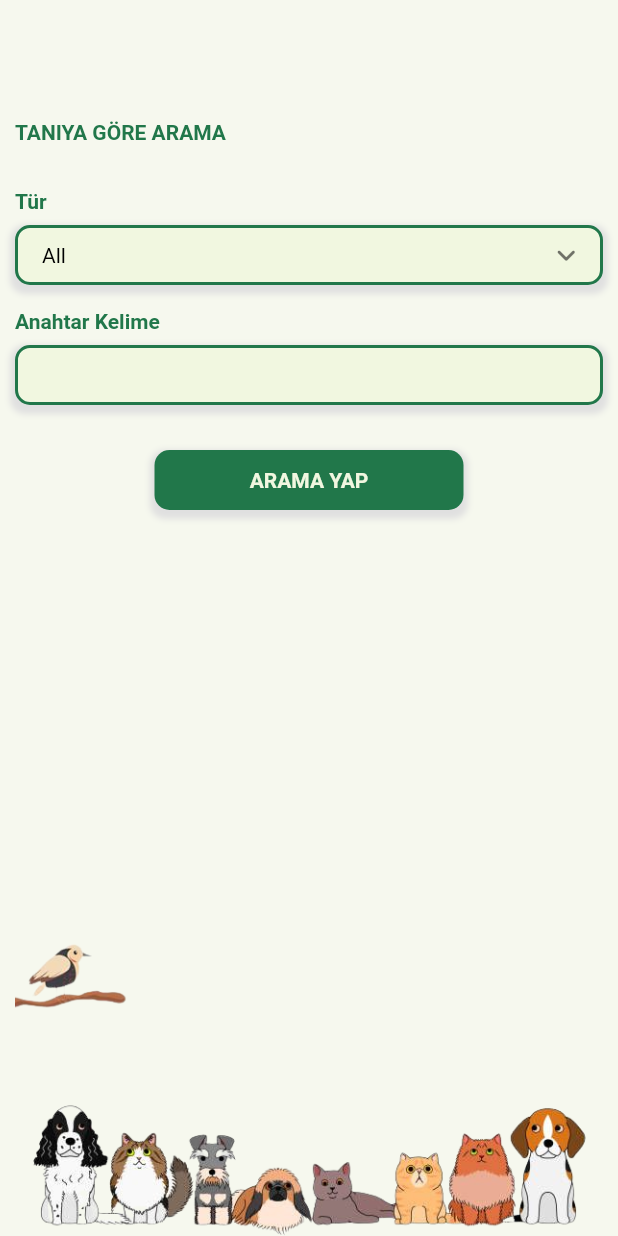
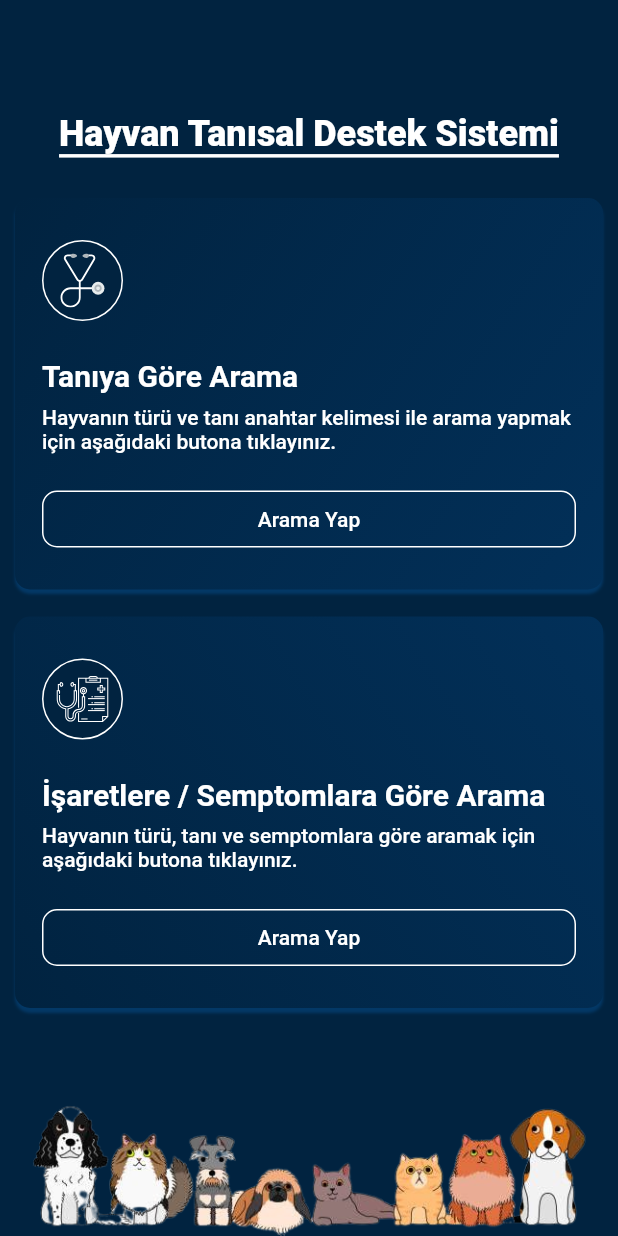
Before and after one commit to tgcegkceoglu/Hayvan-Tanisal-Destek-Sistemi-Flutter, a Flutter app: the screen it shows after launch, on a phone screen of 412 x 824 dp. Run offline on Flutter 3.47's test engine with Material 2 defaults, Android fonts, the phone set to English and light mode, and no system bars; drawn by our look-alikes of dropdown_button2; our stand-ins replace flutter_bloc, flutter_svg.

Commit message:
homepage added

```diff
--- /dev/null
+++ b/lib/homepage.dart
@@ -0,0 +1,141 @@
+import 'package:flutter/material.dart';
+import 'package:flutter/src/widgets/container.dart';
+import 'package:flutter/src/widgets/framework.dart';
+import 'package:flutter_svg/flutter_svg.dart';
+
+class HomePage extends StatelessWidget {
+  const HomePage({super.key});
+  @override
+  Widget build(BuildContext context) {
+    return Scaffold(
+      backgroundColor: Color(0xFF012340),
+      body: Padding(
+        padding: const EdgeInsets.only(right: 10,left: 10,top: 80),
+        child:
+            Column(
+              mainAxisAlignment: MainAxisAlignment.end,
+              children: [
+                Align(
+                  child: Text("Hayvan Tanısal Destek Sistemi",
+                  style: TextStyle(
+                    fontWeight: FontWeight.w900,
+                    fontSize: 24,
+                    color:Colors.transparent,
+                    decoration: TextDecoration.underline,
+                    decorationThickness: 2,
+                    decorationColor:Colors.white,
+                    shadows: [
+                      Shadow(
+                          color:Colors.white,
+                          offset: Offset(0, -5))
+                    ],
+
+                    ),)),
+                SizedBox(height: 24,),
+                Container(
+                  padding: EdgeInsets.symmetric(horizontal: 18,vertical: 28),
+                  decoration: BoxDecoration(
+                    gradient:LinearGradient(
+                    colors: [ Color(0xFF012340),Color(0xFF023059)],
+                    begin: Alignment.topLeft,
+                    end: Alignment.bottomRight,),
+                    boxShadow: [
+                         BoxShadow(
+                          color: Color.fromARGB(255, 3, 56, 102),
+                          spreadRadius: 0,
+                          blurRadius: 1,
+                          offset: Offset(0, 3), // changes position of shadow
+                        ),
+                      ],
+                    borderRadius: BorderRadius.circular(10)
+                  ),
+                  child:Column(
+                    mainAxisAlignment: MainAxisAlignment.start,
+                    crossAxisAlignment: CrossAxisAlignment.start,
+                    children: [
+                      Container(
+                      padding: EdgeInsets.all(8),
+                      decoration: BoxDecoration(
+                        color:Color(0xFF012340) ,
+                        borderRadius: BorderRadius.circular(34),
+
+                        border: Border.all(width: 1,color: Colors.white)
+                      ),
+                      child: SvgPicture.asset('assets/images/diagnosis.svg',height: 36, width:36,fit: BoxFit.cover)),
+                      SizedBox(height: 25,),
+                      Text("Tanıya Göre Arama",style: TextStyle(color: Colors.white,fontWeight: FontWeight.bold,fontSize: 20),),
+                      SizedBox(height: 8,),
+                      Text("Hayvanın türü ve tanı anahtar kelimesi ile arama yapmak için aşağıdaki butona tıklayınız.",style: TextStyle(color: Colors.white,fontSize: 14,fontWeight: FontWeight.w500),),
+                      SizedBox(height: 25,),
+                      Container(
+                        width: MediaQuery.of(context).size.width,
+                        padding: EdgeInsets.symmetric(horizontal: 16,vertical: 10),
+                        decoration: BoxDecoration(
+                          border: Border.all(width: 1,color: Colors.white),
+                          borderRadius: BorderRadius.circular(10)
+                        ),
+                        child: Center(child: Text("Arama Yap",style: TextStyle(color: Colors.white,fontWeight: FontWeight.w500),)),
+                      ),
+                    ],
+                  ) ,
+                ),
+                SizedBox(height: 18,),
+                _container(context, "signslist.svg", "İşaretlere / Semptomlara Göre Arama", "Hayvanın türü, tanı ve semptomlara göre aramak için aşağıdaki butona tıklayınız."),
+                Spacer(),
+                Image.asset("assets/images/animal2.png")
+          ],
+        ),
+      ),
+    );
+  }
+}
+
+_container(BuildContext context,String iconName, String header,String description){
+  return Container(
+    padding: EdgeInsets.symmetric(horizontal: 18,vertical: 28),
+    decoration: BoxDecoration(
+      gradient:LinearGradient(
+      colors: [Color(0xFF023059),Color(0xFF012340)],
+      begin: Alignment.topRight,
+      end: Alignment.bottomLeft,),
+      boxShadow: [
+            BoxShadow(
+            color: Color.fromARGB(255, 3, 56, 102),
+            spreadRadius: 0,
+            blurRadius: 1,
+            offset: Offset(0, 3), // changes position of shadow
+          ),
+        ],
+      borderRadius: BorderRadius.circular(10)
+    ),
+    child:Column(
+      mainAxisAlignment: MainAxisAlignment.start,
+      crossAxisAlignment: CrossAxisAlignment.start,
+      children: [
+        Container(
+        padding: EdgeInsets.all(8),
+        decoration: BoxDecoration(
+          color:Color(0xFF012340) ,
+          borderRadius: BorderRadius.circular(34),
+          border: Border.all(width: 1,color: Colors.white)
+        ),
+        child: SvgPicture.asset('assets/images/$iconName',height: 36, width:36,fit: BoxFit.cover)),
+        SizedBox(height: 25,),
+        Text(header,style: TextStyle(color: Colors.white,fontWeight: FontWeight.bold,fontSize: 20),),
+        SizedBox(height: 8,),
+        Text(description,style: TextStyle(color: Colors.white,fontSize: 14,fontWeight: FontWeight.w500),),
+        SizedBox(height: 25,),
+        Container(
+          width: MediaQuery.of(context).size.width,
+          padding: EdgeInsets.symmetric(horizontal: 16,vertical: 10),
+          decoration: BoxDecoration(
+            border: Border.all(width: 1,color: Colors.white),
+            borderRadius: BorderRadius.circular(10),
+
+          ),
+          child: Center(child: Text("Arama Yap",style: TextStyle(color: Colors.white,fontWeight: FontWeight.w500),)),
+        ),
+      ],
+    ) ,
+  );
+}
--- a/lib/main.dart
+++ b/lib/main.dart
@@ -1,4 +1,5 @@
 import 'package:consultant/cubit/DiagnosisCubit.dart';
+import 'package:consultant/homepage.dart';
 import 'package:consultant/searchDiagnosis.dart';
 import 'package:flutter/material.dart';
 import 'package:flutter_bloc/flutter_bloc.dart';
@@ -23,11 +24,10 @@ class MyApp extends StatelessWidget {
           labelLarge: TextStyle(fontWeight: FontWeight.bold, color: Color(0xFF21774A)),
           headlineLarge: TextStyle(fontSize: 14, fontWeight: FontWeight.bold, color: Color(0xFFF1F7E0))
           ),
-          primarySwatch: Colors.blue,
         ),
         initialRoute: '/',
         routes: {
-          '/': (context) => const SearchDiagnosis(),
+          '/': (context) => const HomePage(),
           '/searchDiagnosis': (context) => const SearchDiagnosis(),
         },
       ),
--- a/lib/searchDiagnosisList.dart
+++ b/lib/searchDiagnosisList.dart
@@ -21,7 +21,7 @@ class SearchDiagnosisList extends StatefulWidget {
 class _SearchDiagnosisListState extends State<SearchDiagnosisList> {
 
   late CancelableOperation<void> cancellableOperation;
-  final _delayTime = Duration(milliseconds: 400);
+  final _delayTime = Duration(milliseconds: 700);
   TextEditingController controller =TextEditingController();
 
   List searchList=[];
@@ -71,7 +71,7 @@ class _SearchDiagnosisListState extends State<SearchDiagnosisList> {
           padding: EdgeInsets.symmetric(horizontal: 10),
           onPressed: (){
             Navigator.pushNamed(context, "/searchDiagnosis");
-          }, icon:Icon(Icons.arrow_back_ios,size: 20,color:Color(0xFF21774A),)),
+          }, icon:Icon(Icons.arrow_back_ios,size: 20)),
         backgroundColor: Colors.transparent,
         elevation: 0,
         ),
@@ -83,8 +83,6 @@ class _SearchDiagnosisListState extends State<SearchDiagnosisList> {
               Text("ARAMA SONUÇLARI",style: Theme.of(context).textTheme.labelLarge),
               SizedBox(height: 20,),
               TextFieldWidget(
-                onkey: true,
-                onChangedbool: true,
                 onChanged: _onItemChanged,
                 controller: controller,
                 hinttext: "Arama Yap", icon:SvgPicture.asset('assets/images/search.svg')),
--- a/lib/widget/textfield/textfield.dart
+++ b/lib/widget/textfield/textfield.dart
@@ -3,12 +3,10 @@ import 'package:flutter/services.dart';
 
 class TextFieldWidget extends StatefulWidget {
   String? hinttext;
-  bool? onkey;
-  bool? onChangedbool;
   var icon;
   var onChanged;
   TextEditingController controller;
-  TextFieldWidget({required this.controller, this.onChangedbool,this.hinttext, this.icon, this.onChanged,this.onkey});
+  TextFieldWidget({required this.controller, this.hinttext, this.icon, this.onChanged});
 
   @override
   State<TextFieldWidget> createState() => _TextFieldWidgetState();
@@ -18,21 +16,6 @@ class _TextFieldWidgetState extends State<TextFieldWidget> {
   bool? backSpace;
   @override
   Widget build(BuildContext context) {
-    return widget.onkey == true ? RawKeyboardListener(
-      autofocus: true,
-      focusNode: FocusNode(),
-      onKey: (event){
-        if(event.isKeyPressed(LogicalKeyboardKey.backspace)==false){
-          setState(() {
-            backSpace=false;
-          });
-        }
-      },
-      child: container()
-    ) : container() ;
-  }
-
-container(){
     return Column(
       children: [
         Container(
@@ -61,7 +44,7 @@ container(){
             style: TextStyle(
               color: Colors.black,
             ),
-          onChanged: widget.onChangedbool == false ? null : backSpace==false || backSpace==null ? widget.onChanged :null,
+            onChanged: widget.onChanged,
             decoration: InputDecoration(
               contentPadding: EdgeInsets.only(bottom: 10),
               fillColor: Colors.white,
```
Also changed, not shown: assets/images/anima1l.jpg (added), assets/images/animal.png, assets/images/animal2.png (added), assets/images/diagnosis.svg (added), assets/images/haytek.png (added), assets/images/signslist.svg (added). Lines whose indentation alone changed are shown as unchanged.
